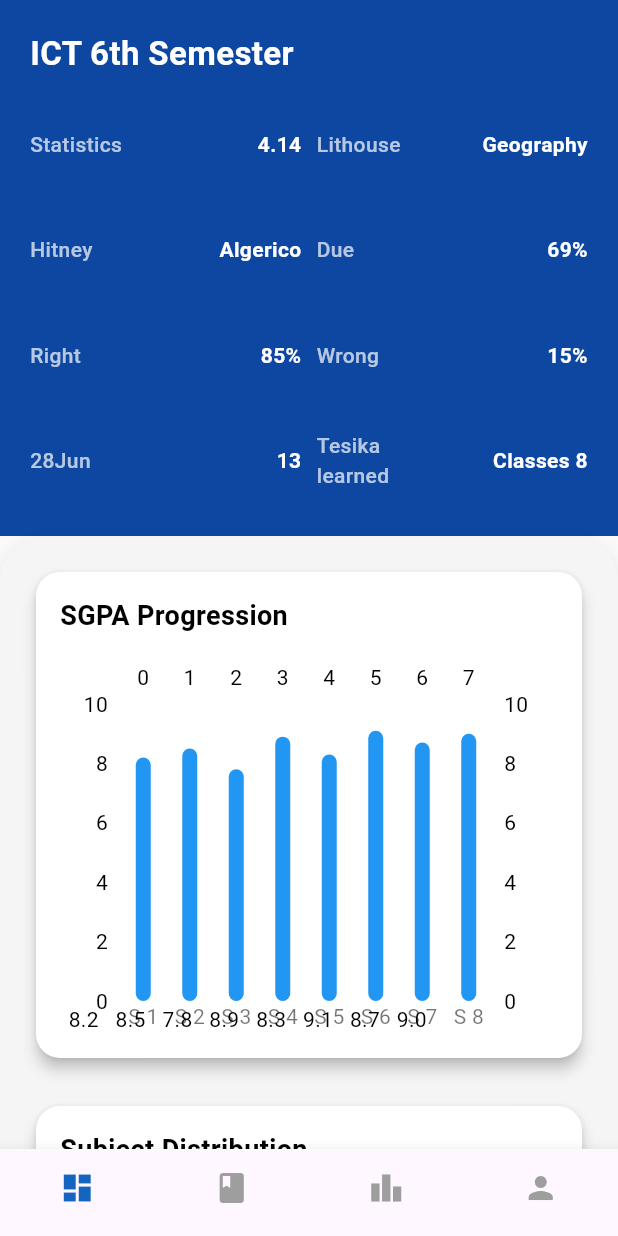
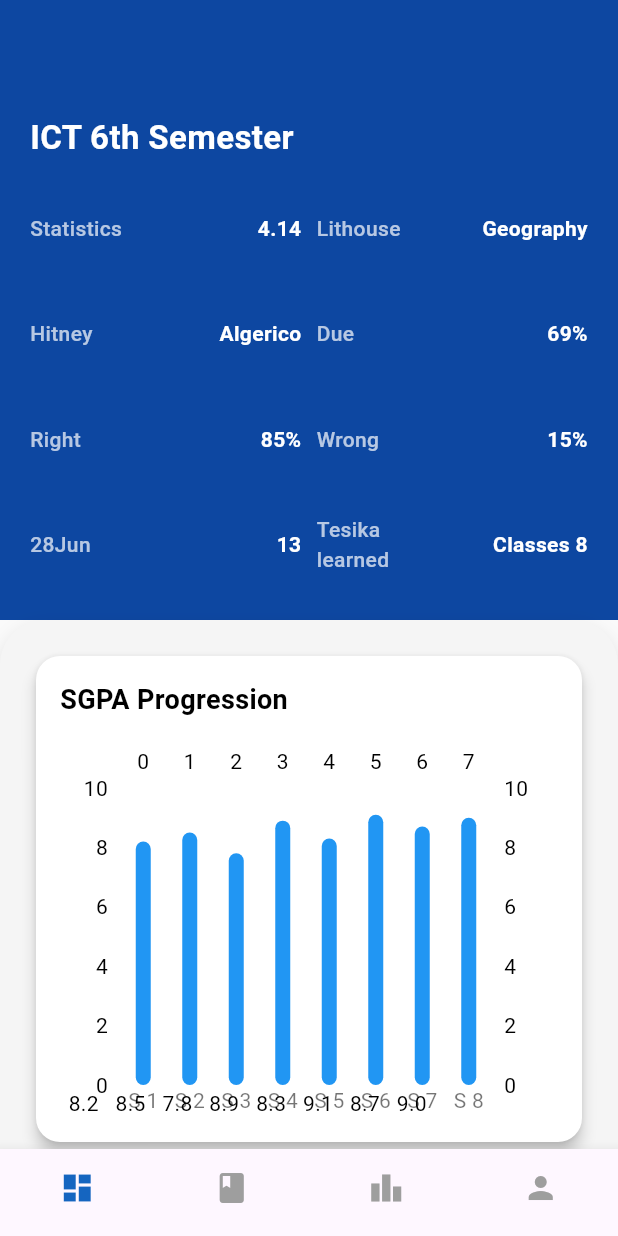
Before and after one commit to Harshdoshi1/HCD-project-Flutter-App, a Flutter app: the screen it shows after launch, on a phone screen of 412 x 824 dp. Run offline on Flutter 3.47's test engine with Material 3 defaults, Android fonts, the phone set to English and light mode, and no system bars; drawn by our look-alikes of fl_chart.

Commit message:
basic layout

```diff
--- a/lib/screens/dashboard.dart
+++ b/lib/screens/dashboard.dart
@@ -1,5 +1,6 @@
 import 'package:flutter/material.dart';
 import 'package:fl_chart/fl_chart.dart';
+import 'package:flutter/services.dart';
 import '../constants/app_theme.dart';
 
 class DashboardScreen extends StatelessWidget {
@@ -7,18 +8,27 @@ class DashboardScreen extends StatelessWidget {
 
   @override
   Widget build(BuildContext context) {
+    // Enable edge-to-edge display
+    SystemChrome.setEnabledSystemUIMode(SystemUiMode.edgeToEdge);
+
     return Scaffold(
+      // This makes the body extend behind the app bar and status bar.
+      extendBodyBehindAppBar: true,
       backgroundColor: AppTheme.backgroundColor,
-      body: SafeArea(
-        child: SingleChildScrollView(
-          child: SafeArea(
-            child: SingleChildScrollView(
+      body: SingleChildScrollView(
         child: Column(
           children: [
             // Blue Header Section
             Container(
               width: double.infinity,
-                    padding: const EdgeInsets.all(20),
+              // Provide some top padding to avoid overlapping essential header content,
+              // adjust padding as needed.
+              padding: const EdgeInsets.only(
+                top: kToolbarHeight + 20, // kToolbarHeight adds space for the system bar
+                left: 20,
+                right: 20,
+                bottom: 20,
+              ),
               color: Colors.blue[900],
               child: Column(
                 crossAxisAlignment: CrossAxisAlignment.start,
@@ -53,7 +63,6 @@ class DashboardScreen extends StatelessWidget {
                 ],
               ),
             ),
-
             // White Charts Section
             Container(
               decoration: BoxDecoration(
@@ -207,9 +216,6 @@ class DashboardScreen extends StatelessWidget {
           ],
         ),
       ),
-          ),
-        ),
-      ),
     );
   }
 
@@ -266,9 +272,9 @@ class DashboardScreen extends StatelessWidget {
               child: Stack(
                 children: [
                   chart,
-                  for (var i = 0; i < 8; i++)
+                  for (var i = 0; i < sgpaValues.length; i++)
                     Positioned(
-                      left: (i * (height / 8)) + (height / 16) - 10,
+                      left: (i * (height / sgpaValues.length)) + (height / (sgpaValues.length * 2)) - 10,
                       top: height - 20,
                       child: Text(
                         '${sgpaValues[i]}',
```
Also changed, not shown: lib/screens/login_page.dart (+7 -4 lines), lib/screens/subjects_screen.dart (+11 -4 lines). Lines whose indentation alone changed are shown as unchanged.
